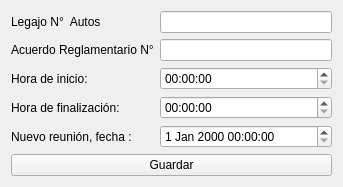
This is general.ui in FranAmeri99/Centro_Mediacion as Qt 5 draws it before an edit. The edited form follows.
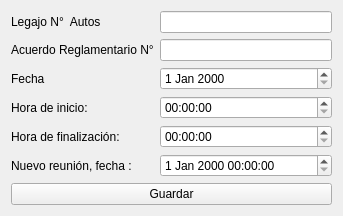
This is the edited form.

The edit to the form file:
```diff
--- a/general.ui
+++ b/general.ui
@@ -16,13 +16,33 @@
   <layout class="QGridLayout" name="gridLayout_2">
    <item row="0" column="0">
     <layout class="QGridLayout" name="gridLayout">
+     <item row="0" column="0">
+      <widget class="QLabel" name="label">
+       <property name="text">
+        <string>Legajo N°  Autos  </string>
+       </property>
+      </widget>
+     </item>
+     <item row="1" column="0">
+      <widget class="QLabel" name="label_4">
+       <property name="text">
+        <string>Acuerdo Reglamentario N°</string>
+       </property>
+      </widget>
+     </item>
      <item row="3" column="1">
-      <widget class="QTimeEdit" name="tFin"/>
-     </item>
-     <item row="2" column="1">
       <widget class="QTimeEdit" name="tNueva"/>
      </item>
-     <item row="4" column="0">
+     <item row="0" column="1">
+      <widget class="QLineEdit" name="lLegajoN"/>
+     </item>
+     <item row="5" column="1">
+      <widget class="QDateTimeEdit" name="tFecha"/>
+     </item>
+     <item row="4" column="1">
+      <widget class="QTimeEdit" name="tFin"/>
+     </item>
+     <item row="5" column="0">
       <widget class="QLabel" name="label_5">
        <property name="layoutDirection">
         <enum>Qt::LeftToRight</enum>
@@ -35,46 +55,36 @@
      <item row="1" column="1">
       <widget class="QLineEdit" name="lNumeroA"/>
      </item>
-     <item row="0" column="0">
-      <widget class="QLabel" name="label">
-       <property name="text">
-        <string>Legajo N°  Autos  </string>
-       </property>
-      </widget>
-     </item>
      <item row="3" column="0">
-      <widget class="QLabel" name="label_2">
-       <property name="text">
-        <string>Hora de finalización:</string>
-       </property>
-      </widget>
-     </item>
-     <item row="2" column="0">
       <widget class="QLabel" name="label_3">
        <property name="text">
         <string>Hora de inicio:</string>
        </property>
       </widget>
      </item>
-     <item row="0" column="1">
-      <widget class="QLineEdit" name="lLegajoN"/>
+     <item row="4" column="0">
+      <widget class="QLabel" name="label_2">
+       <property name="text">
+        <string>Hora de finalización:</string>
+       </property>
+      </widget>
      </item>
-     <item row="6" column="0" colspan="2">
+     <item row="7" column="0" colspan="2">
       <widget class="QPushButton" name="Guardar">
        <property name="text">
         <string>Guardar</string>
        </property>
       </widget>
      </item>
-     <item row="1" column="0">
-      <widget class="QLabel" name="label_4">
+     <item row="2" column="0">
+      <widget class="QLabel" name="label_6">
        <property name="text">
-        <string>Acuerdo Reglamentario N°</string>
+        <string>Fecha</string>
        </property>
       </widget>
      </item>
-     <item row="4" column="1">
-      <widget class="QDateTimeEdit" name="tFecha"/>
+     <item row="2" column="1">
+      <widget class="QDateEdit" name="tFechaActual"/>
      </item>
     </layout>
    </item>
```
